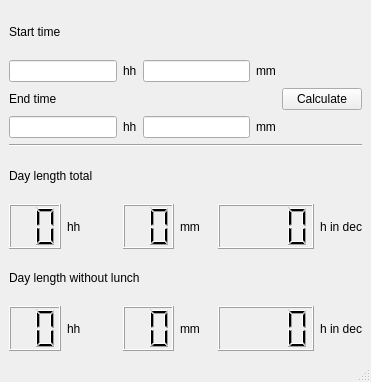
The window that workhours_ui/mainwindow.ui (An-Man/workhours) describes before a commit, drawn with Qt 5.
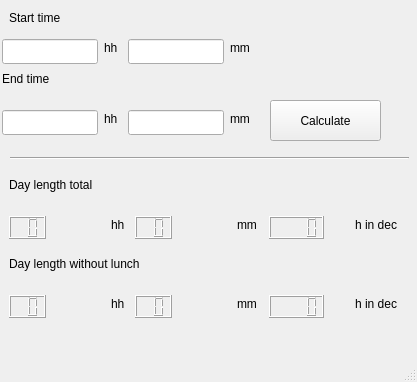
The same window after the commit. Icons and pictures are not drawn.

```diff
--- a/workhours_ui/mainwindow.ui
+++ b/workhours_ui/mainwindow.ui
@@ -6,182 +6,371 @@
    <rect>
     <x>0</x>
     <y>0</y>
-    <width>371</width>
+    <width>417</width>
     <height>382</height>
    </rect>
   </property>
   <property name="windowTitle">
    <string>workhours</string>
   </property>
+  <property name="autoFillBackground">
+   <bool>false</bool>
+  </property>
   <widget class="QWidget" name="centralwidget">
-   <layout class="QGridLayout" name="gridLayout">
-    <item row="0" column="0">
-     <widget class="QLabel" name="label">
-      <property name="text">
-       <string>Start time</string>
-      </property>
-     </widget>
-    </item>
-    <item row="1" column="0" colspan="2">
-     <widget class="QLineEdit" name="lineEdit_start_hh"/>
-    </item>
-    <item row="1" column="2">
-     <widget class="QLabel" name="label_3">
-      <property name="text">
-       <string>hh</string>
-      </property>
-     </widget>
-    </item>
-    <item row="1" column="3" colspan="3">
-     <widget class="QLineEdit" name="lineEdit_start_mm"/>
-    </item>
-    <item row="1" column="6">
-     <widget class="QLabel" name="label_5">
-      <property name="text">
-       <string>mm</string>
-      </property>
-     </widget>
-    </item>
-    <item row="2" column="0">
-     <widget class="QLabel" name="label_2">
-      <property name="text">
-       <string>End time</string>
-      </property>
-     </widget>
-    </item>
-    <item row="2" column="7" colspan="2">
-     <widget class="QPushButton" name="pushButton">
-      <property name="text">
-       <string>Calculate</string>
-      </property>
-     </widget>
-    </item>
-    <item row="3" column="0" colspan="2">
-     <widget class="QLineEdit" name="lineEdit_end_hh"/>
-    </item>
-    <item row="3" column="2">
-     <widget class="QLabel" name="label_7">
-      <property name="text">
-       <string>hh</string>
-      </property>
-     </widget>
-    </item>
-    <item row="3" column="3" colspan="3">
-     <widget class="QLineEdit" name="lineEdit_end_mm"/>
-    </item>
-    <item row="3" column="6">
-     <widget class="QLabel" name="label_8">
-      <property name="text">
-       <string>mm</string>
-      </property>
-     </widget>
-    </item>
-    <item row="4" column="0" colspan="9">
      <widget class="Line" name="line">
+    <property name="geometry">
+     <rect>
+      <x>10</x>
+      <y>150</y>
+      <width>399</width>
+      <height>16</height>
+     </rect>
+    </property>
       <property name="orientation">
        <enum>Qt::Horizontal</enum>
       </property>
      </widget>
-    </item>
-    <item row="5" column="0" colspan="3">
      <widget class="QLabel" name="label_4">
+    <property name="geometry">
+     <rect>
+      <x>9</x>
+      <y>176</y>
+      <width>110</width>
+      <height>17</height>
+     </rect>
+    </property>
       <property name="text">
        <string>Day length total</string>
       </property>
      </widget>
-    </item>
-    <item row="6" column="0">
      <widget class="QLCDNumber" name="lcdNumber_length_total_hh">
+    <property name="geometry">
+     <rect>
+      <x>9</x>
+      <y>216</y>
+      <width>37</width>
+      <height>23</height>
+     </rect>
+    </property>
       <property name="digitCount">
        <number>2</number>
       </property>
      </widget>
-    </item>
-    <item row="6" column="1">
      <widget class="QLabel" name="label_10">
+    <property name="geometry">
+     <rect>
+      <x>111</x>
+      <y>216</y>
+      <width>18</width>
+      <height>17</height>
+     </rect>
+    </property>
       <property name="text">
        <string>hh</string>
       </property>
      </widget>
-    </item>
-    <item row="6" column="2" colspan="2">
      <widget class="QLCDNumber" name="lcdNumber_length_total_mm">
+    <property name="geometry">
+     <rect>
+      <x>135</x>
+      <y>216</y>
+      <width>37</width>
+      <height>23</height>
+     </rect>
+    </property>
       <property name="digitCount">
        <number>2</number>
       </property>
      </widget>
-    </item>
-    <item row="6" column="4">
      <widget class="QLabel" name="label_9">
+    <property name="geometry">
+     <rect>
+      <x>237</x>
+      <y>216</y>
+      <width>26</width>
+      <height>17</height>
+     </rect>
+    </property>
       <property name="text">
        <string>mm</string>
       </property>
      </widget>
-    </item>
-    <item row="6" column="5" colspan="3">
      <widget class="QLCDNumber" name="lcdNumber_length_total_dec">
+    <property name="geometry">
+     <rect>
+      <x>269</x>
+      <y>216</y>
+      <width>55</width>
+      <height>23</height>
+     </rect>
+    </property>
       <property name="digitCount">
        <number>4</number>
       </property>
      </widget>
-    </item>
-    <item row="6" column="8">
      <widget class="QLabel" name="label_13">
+    <property name="geometry">
+     <rect>
+      <x>355</x>
+      <y>216</y>
+      <width>53</width>
+      <height>17</height>
+     </rect>
+    </property>
       <property name="text">
        <string>h in dec</string>
       </property>
      </widget>
-    </item>
-    <item row="7" column="0" colspan="4">
      <widget class="QLabel" name="label_6">
+    <property name="geometry">
+     <rect>
+      <x>9</x>
+      <y>255</y>
+      <width>171</width>
+      <height>17</height>
+     </rect>
+    </property>
       <property name="text">
        <string>Day length without lunch</string>
       </property>
      </widget>
-    </item>
-    <item row="8" column="0">
      <widget class="QLCDNumber" name="lcdNumber_length_no_lunch_hh">
+    <property name="geometry">
+     <rect>
+      <x>9</x>
+      <y>295</y>
+      <width>37</width>
+      <height>23</height>
+     </rect>
+    </property>
       <property name="digitCount">
        <number>2</number>
       </property>
      </widget>
-    </item>
-    <item row="8" column="1">
      <widget class="QLabel" name="label_12">
+    <property name="geometry">
+     <rect>
+      <x>111</x>
+      <y>295</y>
+      <width>18</width>
+      <height>17</height>
+     </rect>
+    </property>
       <property name="text">
        <string>hh</string>
       </property>
      </widget>
-    </item>
-    <item row="8" column="2" colspan="2">
      <widget class="QLCDNumber" name="lcdNumber_length_no_lunch_mm">
+    <property name="geometry">
+     <rect>
+      <x>135</x>
+      <y>295</y>
+      <width>37</width>
+      <height>23</height>
+     </rect>
+    </property>
       <property name="digitCount">
        <number>2</number>
       </property>
      </widget>
-    </item>
-    <item row="8" column="4">
      <widget class="QLabel" name="label_11">
+    <property name="geometry">
+     <rect>
+      <x>237</x>
+      <y>295</y>
+      <width>26</width>
+      <height>17</height>
+     </rect>
+    </property>
       <property name="text">
        <string>mm</string>
       </property>
      </widget>
-    </item>
-    <item row="8" column="5" colspan="3">
      <widget class="QLCDNumber" name="lcdNumber_length_no_lunch_dec">
+    <property name="geometry">
+     <rect>
+      <x>269</x>
+      <y>295</y>
+      <width>55</width>
+      <height>23</height>
+     </rect>
+    </property>
       <property name="digitCount">
        <number>4</number>
       </property>
      </widget>
-    </item>
-    <item row="8" column="8">
      <widget class="QLabel" name="label_14">
+    <property name="geometry">
+     <rect>
+      <x>355</x>
+      <y>295</y>
+      <width>53</width>
+      <height>17</height>
+     </rect>
+    </property>
       <property name="text">
        <string>h in dec</string>
       </property>
      </widget>
-    </item>
-   </layout>
+   <widget class="QLabel" name="label">
+    <property name="geometry">
+     <rect>
+      <x>9</x>
+      <y>9</y>
+      <width>69</width>
+      <height>17</height>
+     </rect>
+    </property>
+    <property name="text">
+     <string>Start time</string>
+    </property>
+   </widget>
+   <widget class="QLineEdit" name="lineEdit_start_hh">
+    <property name="geometry">
+     <rect>
+      <x>2</x>
+      <y>39</y>
+      <width>96</width>
+      <height>25</height>
+     </rect>
+    </property>
+   </widget>
+   <widget class="QLineEdit" name="lineEdit_start_mm">
+    <property name="geometry">
+     <rect>
+      <x>128</x>
+      <y>39</y>
+      <width>96</width>
+      <height>25</height>
+     </rect>
+    </property>
+   </widget>
+   <widget class="QLabel" name="label_2">
+    <property name="geometry">
+     <rect>
+      <x>2</x>
+      <y>70</y>
+      <width>61</width>
+      <height>17</height>
+     </rect>
+    </property>
+    <property name="text">
+     <string>End time</string>
+    </property>
+   </widget>
+   <widget class="QLineEdit" name="lineEdit_end_hh">
+    <property name="geometry">
+     <rect>
+      <x>2</x>
+      <y>110</y>
+      <width>96</width>
+      <height>25</height>
+     </rect>
+    </property>
+   </widget>
+   <widget class="QLabel" name="label_7">
+    <property name="geometry">
+     <rect>
+      <x>104</x>
+      <y>39</y>
+      <width>18</width>
+      <height>17</height>
+     </rect>
+    </property>
+    <property name="text">
+     <string>hh</string>
+    </property>
+   </widget>
+   <widget class="QLabel" name="label_3">
+    <property name="geometry">
+     <rect>
+      <x>104</x>
+      <y>110</y>
+      <width>18</width>
+      <height>17</height>
+     </rect>
+    </property>
+    <property name="text">
+     <string>hh</string>
+    </property>
+   </widget>
+   <widget class="QLineEdit" name="lineEdit_end_mm">
+    <property name="geometry">
+     <rect>
+      <x>128</x>
+      <y>110</y>
+      <width>96</width>
+      <height>25</height>
+     </rect>
+    </property>
+   </widget>
+   <widget class="QLabel" name="label_5">
+    <property name="geometry">
+     <rect>
+      <x>230</x>
+      <y>39</y>
+      <width>26</width>
+      <height>17</height>
+     </rect>
+    </property>
+    <property name="text">
+     <string>mm</string>
+    </property>
+   </widget>
+   <widget class="QLabel" name="label_8">
+    <property name="geometry">
+     <rect>
+      <x>230</x>
+      <y>110</y>
+      <width>26</width>
+      <height>17</height>
+     </rect>
+    </property>
+    <property name="text">
+     <string>mm</string>
+    </property>
+   </widget>
+   <widget class="QPushButton" name="pushButton">
+    <property name="geometry">
+     <rect>
+      <x>270</x>
+      <y>100</y>
+      <width>111</width>
+      <height>41</height>
+     </rect>
+    </property>
+    <property name="text">
+     <string>Calculate</string>
+    </property>
+   </widget>
+   <widget class="QLabel" name="gif_label">
+    <property name="geometry">
+     <rect>
+      <x>290</x>
+      <y>20</y>
+      <width>61</width>
+      <height>61</height>
+     </rect>
+    </property>
+    <property name="minimumSize">
+     <size>
+      <width>50</width>
+      <height>50</height>
+     </size>
+    </property>
+    <property name="text">
+     <string/>
+    </property>
+    <property name="pixmap">
+     <pixmap resource="resources.qrc">:/fonts/piis_iso.gif</pixmap>
+    </property>
+    <property name="scaledContents">
+     <bool>true</bool>
+    </property>
+    <property name="alignment">
+     <set>Qt::AlignCenter</set>
+    </property>
+   </widget>
   </widget>
   <widget class="QMenuBar" name="menubar">
    <property name="geometry">
```
Left out of the diff: 6 changed lines with no effect on the pictures. Lines whose indentation alone changed are shown as unchanged.
